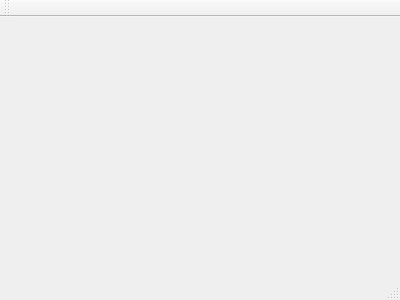
First picture: the form in GUI/MainWindow.ui, repository jarills/bouncinsp, before the edit.
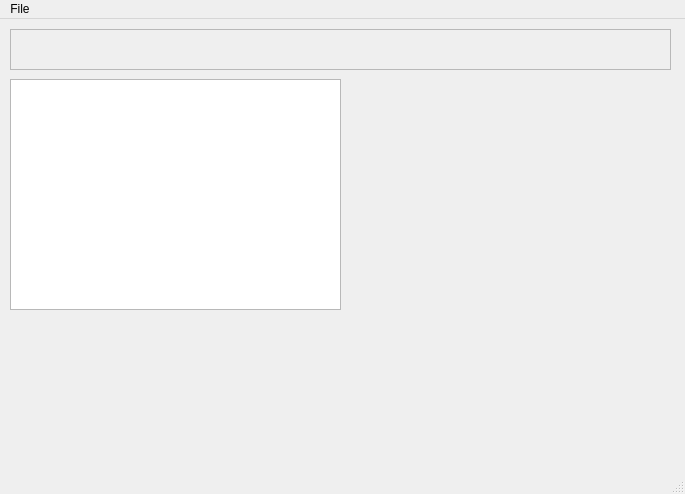
Second picture: the form after the edit.

```diff
--- a/GUI/MainWindow.ui
+++ b/GUI/MainWindow.ui
@@ -1,24 +1,89 @@
 <ui version="4.0">
  <class>MainWindow</class>
- <widget class="QMainWindow" name="MainWindow" >
-  <property name="geometry" >
+ <widget class="QMainWindow" name="MainWindow">
+  <property name="geometry">
    <rect>
     <x>0</x>
     <y>0</y>
-    <width>400</width>
-    <height>300</height>
+    <width>685</width>
+    <height>494</height>
    </rect>
   </property>
   <property name="windowTitle" >
    <string>MainWindow</string>
   </property>
-  <widget class="QMenuBar" name="menuBar" />
-  <widget class="QToolBar" name="mainToolBar" />
-  <widget class="QWidget" name="centralWidget" />
-  <widget class="QStatusBar" name="statusBar" />
+  <widget class="QWidget" name="centralWidget">
+   <widget class="QTableView" name="patternTable">
+    <property name="geometry">
+     <rect>
+      <x>10</x>
+      <y>60</y>
+      <width>331</width>
+      <height>231</height>
+     </rect>
+    </property>
+   </widget>
+   <widget class="QFrame" name="frame">
+    <property name="geometry">
+     <rect>
+      <x>10</x>
+      <y>10</y>
+      <width>661</width>
+      <height>41</height>
+     </rect>
+    </property>
+    <property name="frameShape">
+     <enum>QFrame::StyledPanel</enum>
+    </property>
+    <property name="frameShadow">
+     <enum>QFrame::Raised</enum>
+    </property>
+   </widget>
+  </widget>
+  <widget class="QMenuBar" name="menuBar">
+   <property name="geometry">
+    <rect>
+     <x>0</x>
+     <y>0</y>
+     <width>685</width>
+     <height>27</height>
+    </rect>
+   </property>
+   <widget class="QMenu" name="menuFile">
+    <property name="title">
+     <string>File</string>
+    </property>
+    <addaction name="actionOpen"/>
+    <addaction name="actionReload"/>
+    <addaction name="actionClose"/>
+    <addaction name="separator"/>
+    <addaction name="actionExit"/>
+   </widget>
+   <addaction name="menuFile"/>
+  </widget>
+  <widget class="QStatusBar" name="statusBar"/>
+  <action name="actionOpen">
+   <property name="text">
+    <string>Load</string>
+   </property>
+  </action>
+  <action name="actionExit">
+   <property name="text">
+    <string>Exit</string>
+   </property>
+  </action>
+  <action name="actionClose">
+   <property name="text">
+    <string>Close</string>
+   </property>
+  </action>
+  <action name="actionReload">
+   <property name="text">
+    <string>Reload</string>
+   </property>
+  </action>
  </widget>
- <layoutDefault spacing="6" margin="11" />
- <pixmapfunction></pixmapfunction>
+ <layoutdefault spacing="6" margin="11"/>
  <resources/>
  <connections/>
 </ui>
```
Left out of the diff: 5 changed lines with no effect on the pictures.
